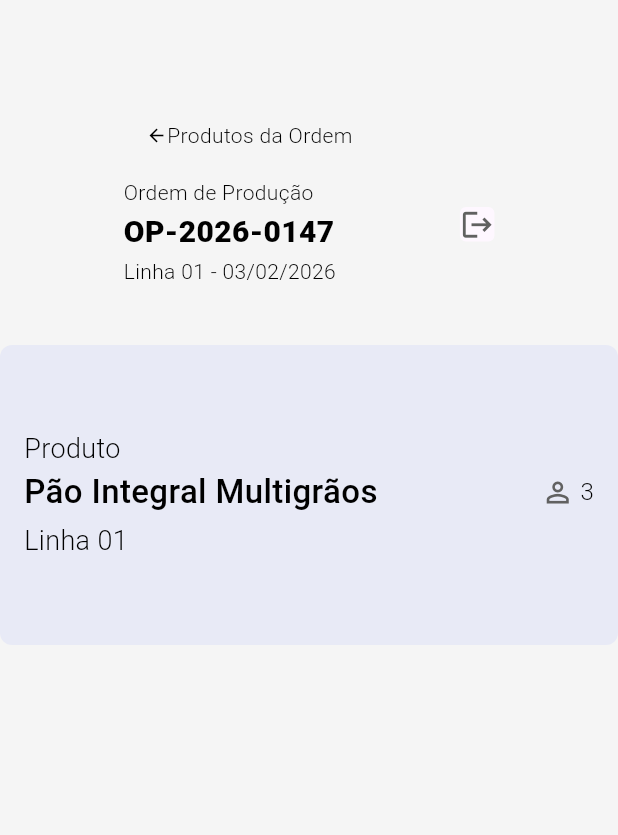
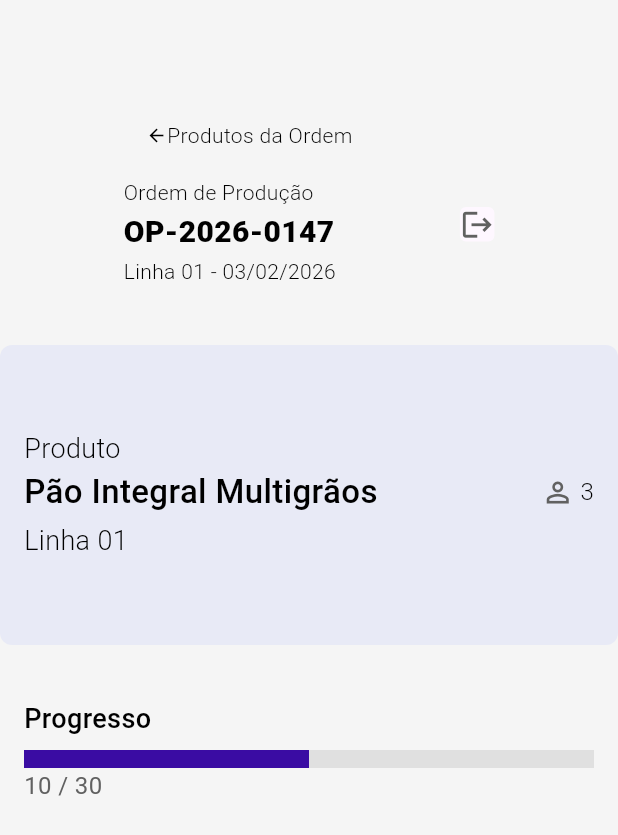
Before and after one commit to willianlunca/ppcp_nutribreads, a Flutter app: the ExecProducao screen opened directly, on a phone screen of 412 x 824 dp. Shown: the top 835 px of the screen. Run offline on Flutter 3.47's test engine with Material 3 defaults, Android fonts, the phone set to English and light mode, and no system bars; our stand-ins replace supabase_flutter; accounts and stored records are empty.

Commit message:
Implementando tela exec_produção

```diff
--- a/lib/main.dart
+++ b/lib/main.dart
@@ -38,7 +38,7 @@ class MyApp extends StatelessWidget {
 
       theme: ThemeData(),
       //home: const Login(),
-      home: const ExecProducao(),
+      home: const Login(),
     );
   }
 }
--- a/lib/screens/exec_producao.dart
+++ b/lib/screens/exec_producao.dart
@@ -1,4 +1,5 @@
 import 'package:flutter/material.dart';
+import 'package:ppcp_nutribreads/colors/colors.dart';
 import 'package:ppcp_nutribreads/componentes/cabecalho_exec_producao.dart';
 import 'package:ppcp_nutribreads/screens/lista_produtos_ordens.dart';
 
@@ -11,6 +12,8 @@ class ExecProducao extends StatelessWidget {
         '3'; // Deve vir da api os usuarios que estão executando a produção.
     String linhaProd =
         'Linha 01'; // Deve vir da api qual linha de produção está executando.
+    String progresso = '10'; // Deve vir da api o progresso da produção.
+    String total = '30'; // Deve vir da api o progresso da produção.
     return Scaffold(
       backgroundColor: Colors.grey.shade100,
       body: Center(
@@ -108,6 +111,55 @@ class ExecProducao extends StatelessWidget {
                 ),
               ),
             ),
+            Container(
+              padding: EdgeInsets.all(16),
+              margin: EdgeInsets.only(top: 20),
+              width: 600,
+              height: 150,
+              decoration: BoxDecoration(borderRadius: BorderRadius.circular(8)),
+              child: Column(
+                children: [
+                  Row(
+                    children: [
+                      Text(
+                        'Progresso',
+                        style: TextStyle(
+                          fontSize: 18,
+                          fontWeight: FontWeight.w500,
+                          color: Colors.black,
+                        ),
+                      ),
+                    ],
+                  ),
+                  Column(
+                    children: [
+                      Container(
+                        height: 12,
+                        margin: EdgeInsets.only(top: 8),
+                        child: LinearProgressIndicator(
+                          value: 0.5,
+                          backgroundColor: Colors.grey.shade300,
+                          valueColor: AlwaysStoppedAnimation<Color>(
+                            NutribreadsColors.azulEscuro,
+                          ),
+                        ),
+                      ),
+                      Row(
+                        children: [
+                          Text(
+                            '$progresso / $total',
+                            style: TextStyle(
+                              fontSize: 16,
+                              color: Colors.grey.shade700,
+                            ),
+                          ),
+                        ],
+                      ),
+                    ],
+                  ),
+                ],
+              ),
+            ),
           ],
         ),
       ),
```
